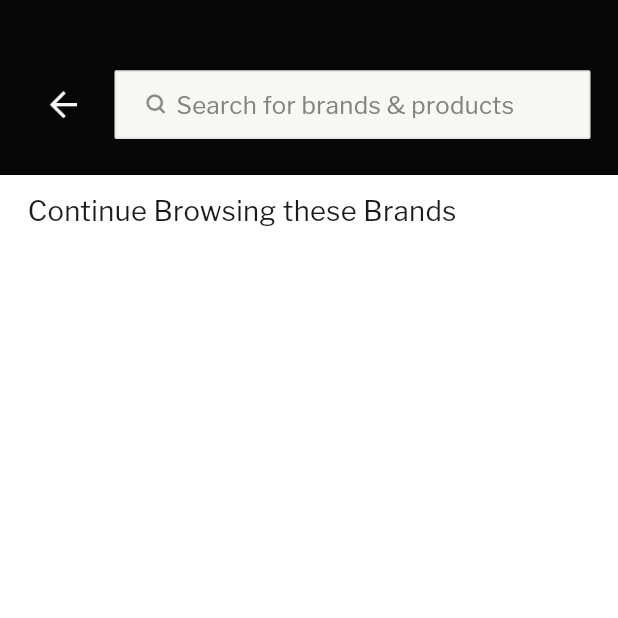
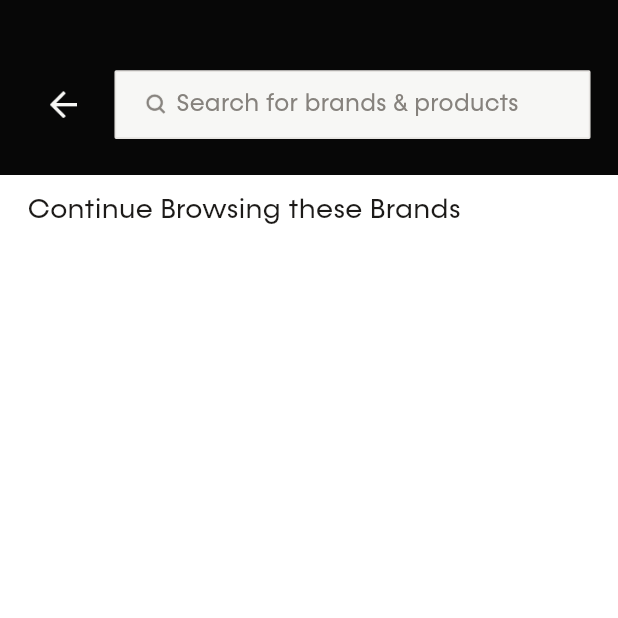
Before and after one commit to LaFetch2026/Lf_Application_Production, a Flutter app: the SearchScreen screen opened directly, on a phone screen of 412 x 824 dp, the top half of it. Run offline on Flutter 3.47's test engine with Material 2 defaults, Android fonts, the phone set to English and light mode, and no system bars; our stand-ins replace app_links, cached_network_image, carousel_slider, device_info_plus, dropdown_button2, firebase_analytics and 16 more; missing offline and left inert: add_to_cart_animation, fl_downloader, flutter_facebook_auth, flutter_polyline_points, flutter_tawk, onesignal_flutter and 3 more; accounts and stored records are empty; network calls fail.

Commit message:
changed font family

```diff
--- a/lib/screens/searchscreen.dart
+++ b/lib/screens/searchscreen.dart
@@ -301,7 +301,7 @@ class SearchScreenState extends State<SearchScreen> {
                                                     );
                                                   },
                                                   child: Container(
-                                                    height: 33.sp,
+                                                    height: 30.sp,
                                                     margin: EdgeInsets.only(
                                                         right: 5.sp),
                                                     decoration: BoxDecoration(
```
Also changed, not shown: pubspec.yaml (+5 -5 lines), fonts/LibreFranklin-Bold.otf (added), fonts/LibreFranklin-Bold.ttf (deleted), fonts/LibreFranklin-Light.otf (added), fonts/LibreFranklin-Light.ttf (deleted), fonts/LibreFranklin-Medium.otf (added), fonts/LibreFranklin-Medium.ttf (deleted), fonts/LibreFranklin-Regular.otf (added), fonts/LibreFranklin-Regular.ttf (deleted), fonts/LibreFranklin-SemiBold.otf (added), fonts/LibreFranklin-SemiBold.ttf (deleted).
